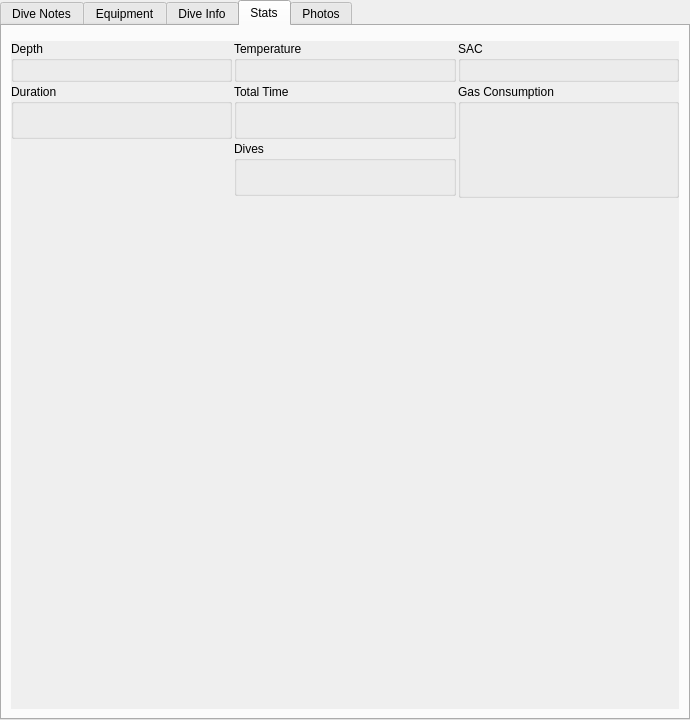
First picture: the form in qt-ui/maintab.ui, repository subsurface/subsurface, before the edit.
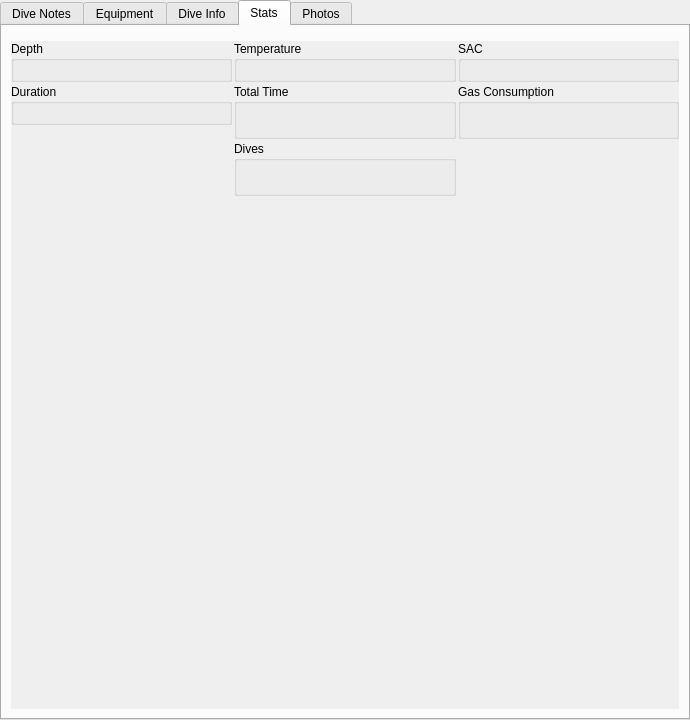
Second picture: the form after the edit. The open tabs and pages were chosen to show the change. Custom widgets are drawn as their Qt base class.

Commit message:
More layout work for stats tab
This finally gets me something that I like. The way the different boxes
get resized seems pleasant and intuitive. And it appears to do the right
thing on all platforms (I learned that having different levels of layout
nested creates no vertical offset on Linux/KDE, but a very ugly offset on
Mac, for example).

```diff
--- a/qt-ui/maintab.ui
+++ b/qt-ui/maintab.ui
@@ -289,8 +289,8 @@
         <rect>
          <x>0</x>
          <y>0</y>
-         <width>668</width>
-         <height>658</height>
+         <width>100</width>
+         <height>30</height>
         </rect>
        </property>
        <layout class="QGridLayout" name="gridLayout_5">
@@ -369,8 +369,8 @@
         <rect>
          <x>0</x>
          <y>0</y>
-         <width>668</width>
-         <height>658</height>
+         <width>387</width>
+         <height>285</height>
         </rect>
        </property>
        <layout class="QGridLayout" name="gridLayout_6">
@@ -736,6 +736,8 @@
          </widget>
         </item>
         <item row="1" column="0">
+         <layout class="QVBoxLayout" name="vl0">
+          <item>
          <widget class="QGroupBox" name="groupBox_14">
           <property name="title">
            <string>Duration</string>
@@ -747,7 +749,27 @@
           </layout>
          </widget>
         </item>
+          <item>
+           <spacer name="innerSpacer0">
+            <property name="orientation">
+             <enum>Qt::Vertical</enum>
+            </property>
+            <property name="sizeType">
+             <enum>QSizePolicy::Expanding</enum>
+            </property>
+            <property name="sizeHint" stdset="0">
+             <size>
+              <width>0</width>
+              <height>0</height>
+             </size>
+            </property>
+           </spacer>
+          </item>
+         </layout>
+        </item>
         <item row="1" column="1">
+         <layout class="QVBoxLayout" name="vl1">
+          <item>
          <widget class="QGroupBox" name="groupBox_11b">
           <property name="title">
            <string>Total Time</string>
@@ -766,7 +788,7 @@
           </layout>
          </widget>
         </item>
-        <item row="2" column="1">
+          <item>
          <widget class="QGroupBox" name="groupBox_7b">
           <property name="title">
            <string>Dives</string>
@@ -785,8 +807,8 @@
           </layout>
          </widget>
         </item>
-        <item row="4" column="2">
-         <spacer name="verticalSpacer">
+          <item>
+           <spacer name="innerSpacer1">
           <property name="orientation">
            <enum>Qt::Vertical</enum>
           </property>
@@ -801,7 +823,11 @@
           </property>
          </spacer>
         </item>
-        <item row="1" column="2" rowspan="3">
+         </layout>
+        </item>
+        <item row="1" column="2">
+         <layout class="QVBoxLayout" name="vl2">
+          <item>
          <widget class="QGroupBox" name="groupBox_13">
           <property name="title">
            <string>Gas Consumption</string>
@@ -820,14 +846,28 @@
           </layout>
          </widget>
         </item>
+          <item>
+           <spacer name="innerSpacer2">
+            <property name="orientation">
+             <enum>Qt::Vertical</enum>
+            </property>
+            <property name="sizeType">
+             <enum>QSizePolicy::Expanding</enum>
+            </property>
+            <property name="sizeHint" stdset="0">
+             <size>
+              <width>0</width>
+              <height>0</height>
+             </size>
+            </property>
+           </spacer>
+          </item>
+         </layout>
+        </item>
        </layout>
        <zorder>groupBox_8b</zorder>
        <zorder>groupBox_4b</zorder>
-       <zorder>groupBox_11b</zorder>
-       <zorder>groupBox_14</zorder>
        <zorder>groupBoxb</zorder>
-       <zorder>groupBox_7b</zorder>
-       <zorder>groupBox_13</zorder>
       </widget>
      </widget>
     </item>
```
Lines whose indentation alone changed are shown as unchanged.
